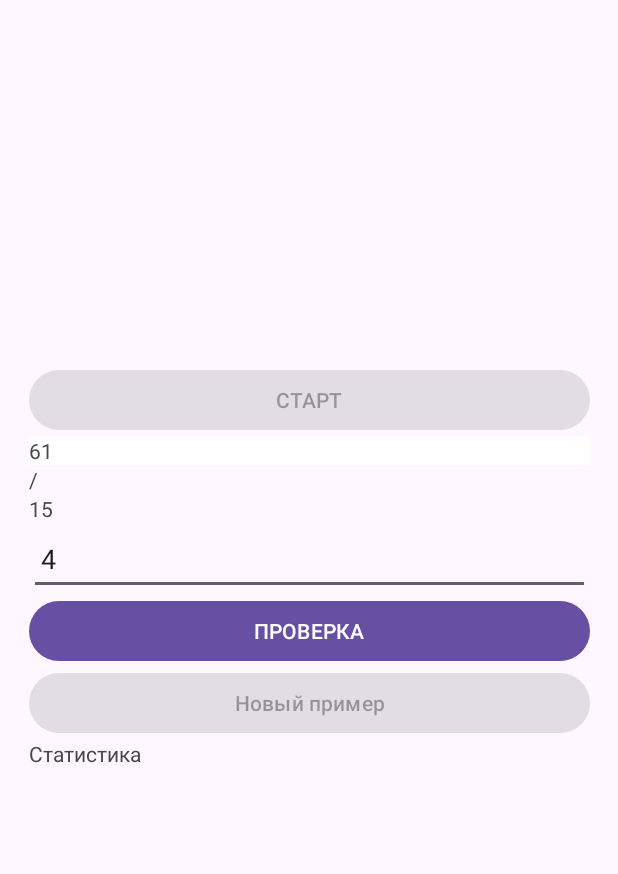
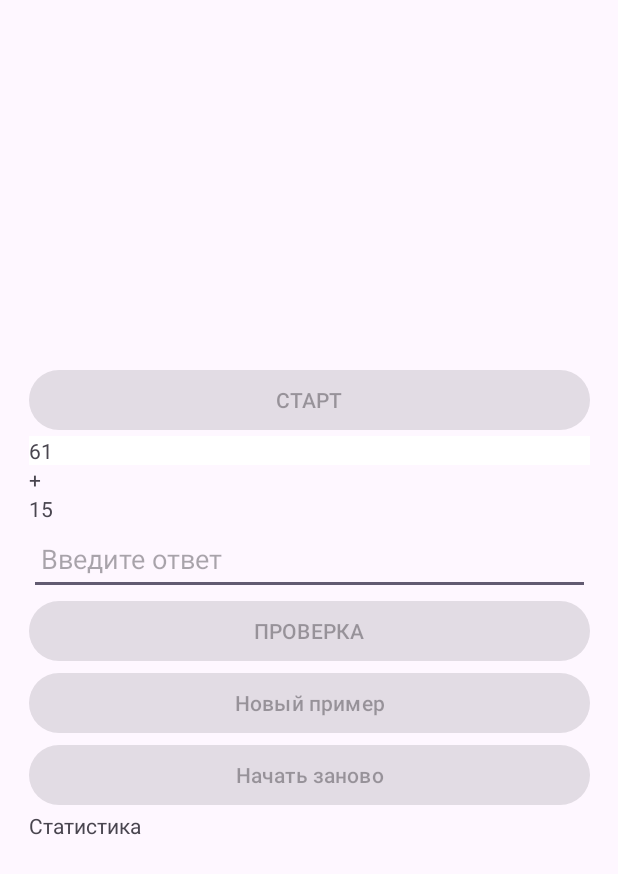
Before and after one commit to 123rjwq/pr_32_solve_the_example_v_4, an Android app: the screen it shows after launch (MainActivity), after a tap on "СТАРТ", on a phone screen of 412 x 824 dp. Shown: the top 874 px of the screen. Run offline under Robolectric (Android 15) with nearby library versions, the phone set to English and light mode, and no system bars.

Commit message:
3
вроде поправил все что надо было в коммите 2

```diff
--- a/app/src/main/java/com/example/pr_32_solve_the_example_v_4_rom_kir/MainActivity.kt
+++ b/app/src/main/java/com/example/pr_32_solve_the_example_v_4_rom_kir/MainActivity.kt
@@ -9,28 +9,43 @@ import androidx.appcompat.app.AppCompatActivity
 import kotlin.random.Random
 import kotlin.math.round
 import kotlin.math.roundToInt
+import android.text.TextWatcher
+import android.text.Editable
+
+
 
 
 class MainActivity : AppCompatActivity() {
-
+    // Инициализация переменных для кнопок
     private lateinit var startButton: Button
     private lateinit var checkButton: Button
     private lateinit var newExampleButton: Button
+    private lateinit var restartButton: Button
+    // Инициализация переменных для TextView, отображающих операнды и оператор
+    //private lateinit var operand1TextView: TextView
+    //private lateinit var operand2TextView: TextView
+    //private lateinit var operatorTextView: TextView
+    // Инициализация переменной для поля ввода ответа
+    //private lateinit var answerEditText: EditText
+    // Инициализация переменной для TextView, отображающего статистику
+    private lateinit var statsTextView: TextView
+    // Переменные для подсчета правильных и общего количества ответов
+    private var correctAnswers = 0
+    private var totalAnswers = 0
+    // Объявление переменных в классе, чтобы они были доступны в обеих функциях
     private lateinit var operand1TextView: TextView
     private lateinit var operand2TextView: TextView
     private lateinit var operatorTextView: TextView
     private lateinit var answerEditText: EditText
-    private lateinit var statsTextView: TextView
-
-    private var correctAnswers = 0
-    private var totalAnswers = 0
 
     override fun onCreate(savedInstanceState: Bundle?) {
-        super.onCreate(savedInstanceState)
-        setContentView(R.layout.activity_main)
+        super.onCreate(savedInstanceState)// Вызов метода onCreate суперкласса
+        setContentView(R.layout.activity_main)// Установка макета для активности
 
+        // Инициализация переменных для работы с элементами интерфейса
         startButton = findViewById(R.id.startButton)
         checkButton = findViewById(R.id.checkButton)
+        restartButton = findViewById(R.id.restartButton)
         newExampleButton = findViewById(R.id.newExampleButton)
         operand1TextView = findViewById(R.id.operand1TextView)
         operand2TextView = findViewById(R.id.operand2TextView)
@@ -38,28 +53,79 @@ class MainActivity : AppCompatActivity() {
         answerEditText = findViewById(R.id.answerEditText)
         statsTextView = findViewById(R.id.statsTextView)
 
-        startButton.setOnClickListener { generateExample() }
-        checkButton.setOnClickListener { checkAnswer() }
-        newExampleButton.setOnClickListener { generateExample() }
+        answerEditText.isEnabled = false
+        startButton.isEnabled = true
+        checkButton.isEnabled = false
+        newExampleButton.isEnabled = false
+        restartButton.isEnabled = false
+
+        // Установка обработчиков событий для кнопок
+        startButton.setOnClickListener { generateExample() }// Генерация нового примера при нажатии на кнопку "СТАРТ"
+        checkButton.setOnClickListener { checkAnswer() } // Проверка ответа при нажатии на кнопку "ПРОВЕРКА"
+        newExampleButton.setOnClickListener { generateExample() } // Генерация нового примера при нажатии на кнопку "Новый пример"
+        restartButton.setOnClickListener {
+            correctAnswers = 0
+            totalAnswers = 0
+            statsTextView.text = "Правильных ответов: $correctAnswers из $totalAnswers ($totalAnswers%)"
+            generateExample() }// Генерация нового примера при нажатии на кнопку "REСТАРТ"
     }
 
     private fun generateExample() {
+        answerEditText.getText().clear()
+        // Установка белого фона для TextView, отображающего операнды
         operand1TextView.setBackgroundColor(android.graphics.Color.WHITE)
 
+        // Генерация случайных чисел для операндов в диапазоне от 10 до 99
         val operand1 = Random.nextInt(10, 99)
         val operand2 = Random.nextInt(10, 99)
+        // Выбор случайного оператора из списка: *, /, -, +
         val operator = when (Random.nextInt(0, 4)) {
             0 -> "*"
-            1 -> "/"
+            1 -> if (operand1 % operand2 == 0) "/" else "+" // Проверка на целочисленность результата деления
             2 -> "-"
             else -> "+"
         }
 
+        // Отображение сгенерированных чисел и оператора в TextView
         operand1TextView.text = operand1.toString()
         operand2TextView.text = operand2.toString()
         operatorTextView.text = operator
 
-        when (operator) {
+        // Отключение кнопки checkButton, если answerEditText пуст
+        checkButton.isEnabled = answerEditText.text.isNotEmpty()
+
+
+        answerEditText.isEnabled = true
+        startButton.isEnabled = false
+        checkButton.isEnabled = false
+        newExampleButton.isEnabled = false
+        restartButton.isEnabled = false
+
+        // Добавление слушателя текста для answerEditText
+        answerEditText.addTextChangedListener(object : TextWatcher {
+            override fun afterTextChanged(s: Editable?) {
+                // Включение или отключение кнопки checkButton в зависимости от содержимого answerEditText
+                checkButton.isEnabled = s?.isNotEmpty() == true
+            }
+
+            override fun beforeTextChanged(s: CharSequence?, start: Int, count: Int, after: Int) {
+                checkButton.isEnabled = false
+            }
+            override fun onTextChanged(s: CharSequence?, start: Int, before: Int, count: Int) {
+                checkButton.isEnabled = true
+            }
+        })
+
+
+        // Выполнение соответствующей математической операции и установка результата в EditText
+        //resheie(operand1, operand2, operator)
+    }
+
+
+    private fun resheie(operand1: Int, operand2: Int, operator: String)
+    {
+        when (operator)
+        {
             "*" -> answerEditText.setText((operand1 * operand2).toString())
             "/" -> {
                 val result = operand1 / operand2
@@ -68,13 +134,19 @@ class MainActivity : AppCompatActivity() {
             "-" -> answerEditText.setText((operand1 - operand2).toString())
             "+" -> answerEditText.setText((operand1 + operand2).toString())
         }
-        answerEditText.isEnabled = true
+
+
+        answerEditText.isEnabled = false
         startButton.isEnabled = false
-        checkButton.isEnabled = true
-        newExampleButton.isEnabled = false
+        checkButton.isEnabled = false
+        newExampleButton.isEnabled = true
+        restartButton.isEnabled = true
     }
 
     private fun checkAnswer() {
+
+
+
         val userAnswer = answerEditText.text.toString().toIntOrNull()
         val correctAnswer = when (operatorTextView.text) {
             "*" -> operand1TextView.text.toString().toInt() * operand2TextView.text.toString().toInt()
@@ -88,6 +160,11 @@ class MainActivity : AppCompatActivity() {
             operand1TextView.setBackgroundColor(android.graphics.Color.GREEN)
             correctAnswers++
         } else {
+            val operand1 = operand1TextView.text.toString().toInt()
+            val operand2 = operand2TextView.text.toString().toInt()
+            val operator = operatorTextView.text.toString()
+            // Выполнение соответствующей математической операции и установка результата в EditText
+            resheie(operand1, operand2, operator)
             operand1TextView.setBackgroundColor(android.graphics.Color.RED)
         }
 
@@ -96,7 +173,9 @@ class MainActivity : AppCompatActivity() {
 
 
         answerEditText.isEnabled = false
+        startButton.isEnabled = false
         checkButton.isEnabled = false
         newExampleButton.isEnabled = true
+        restartButton.isEnabled = true
     }
 }
--- a/app/src/main/res/layout/activity_main.xml
+++ b/app/src/main/res/layout/activity_main.xml
@@ -49,7 +49,7 @@
             android:hint="Введите ответ"
             android:minHeight="48dp"
             android:padding="8dp"
-            android:inputType="number"/>
+            android:inputType="numberSigned"/>
 
         <Button
             android:id="@+id/checkButton"
@@ -63,6 +63,12 @@
             android:layout_height="wrap_content"
             android:text="Новый пример" />
 
+        <Button
+            android:id="@+id/restartButton"
+            android:layout_width="match_parent"
+            android:layout_height="wrap_content"
+            android:text="Начать заново" />
+
         <TextView
             android:id="@+id/statsTextView"
             android:layout_width="match_parent"
```
